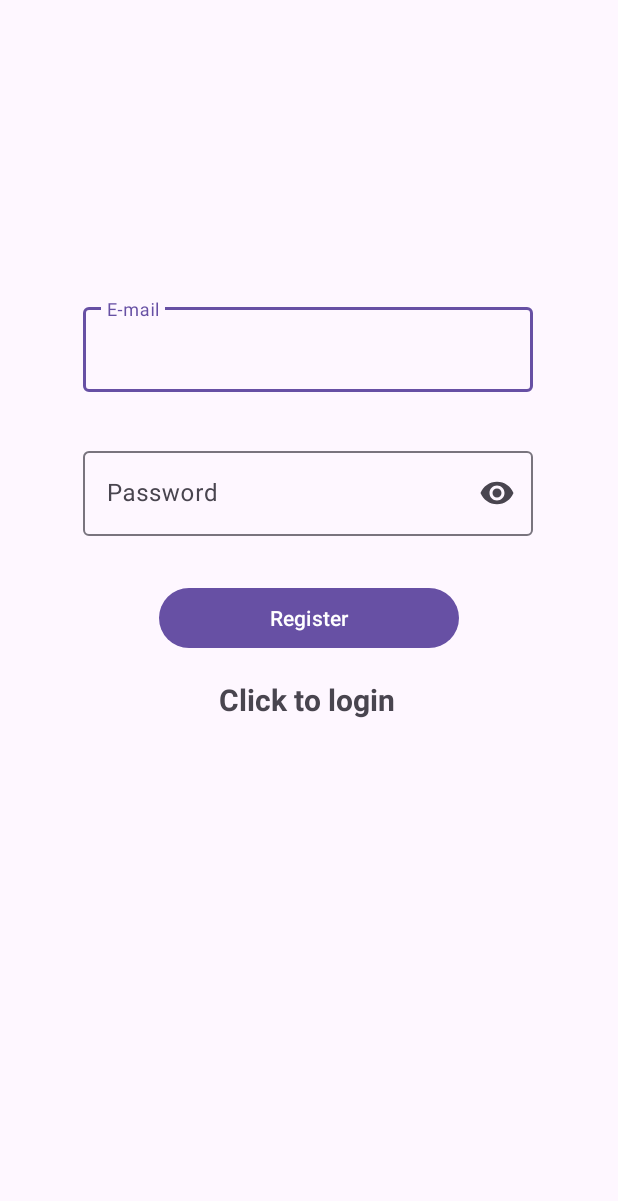
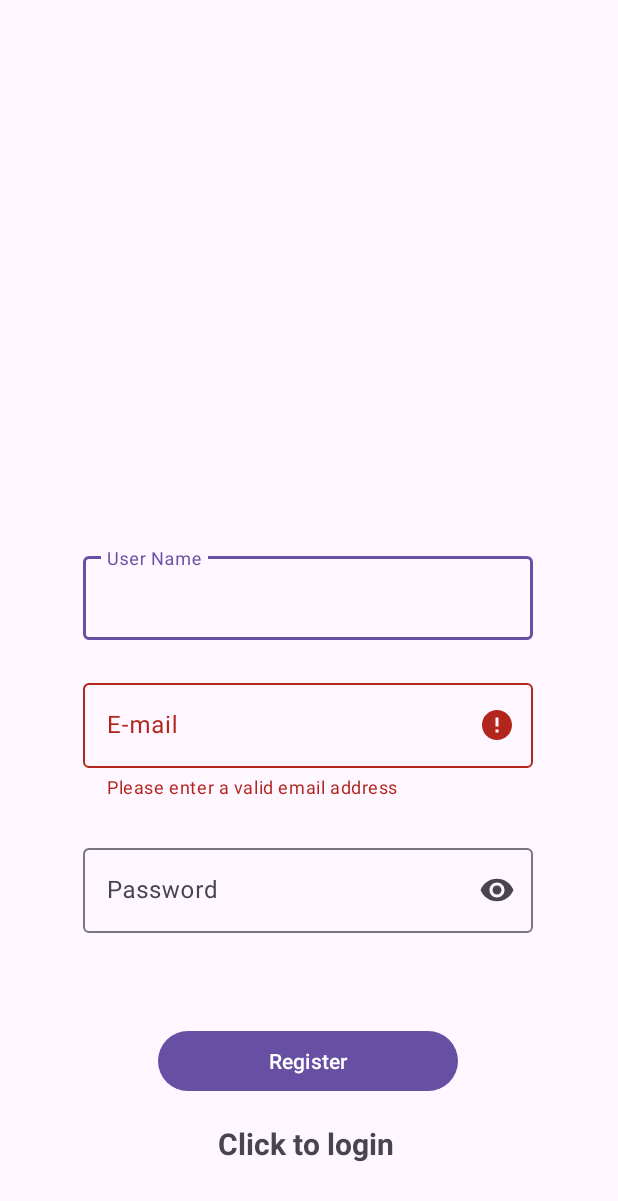
Before and after one commit to NuwanOnGit/androidapp, an Android app: the Register screen opened directly, with no data from a screen before it, after a tap on "Register", on a phone screen of 412 x 824 dp. Shown: the top 1201 px of the screen. Run offline under Robolectric (Android 15) with nearby library versions, the phone set to English and light mode, and no system bars; our stand-ins replace Firebase (no records; nobody signed in at launch, a user with empty details on screens opened directly).

```diff
--- a/app/src/main/AndroidManifest.xml
+++ b/app/src/main/AndroidManifest.xml
@@ -44,7 +44,8 @@
         </activity>
         <activity
             android:name=".MainActivity"
-            android:exported="true">
+            android:exported="true"
+            >
 
             <!-- <intent-filter> -->
             <!-- <action android:name="android.intent.action.MAIN" /> -->
--- a/app/src/main/java/com/example/androidapp/AddEvents.java
+++ b/app/src/main/java/com/example/androidapp/AddEvents.java
@@ -73,8 +73,6 @@ public class AddEvents extends AppCompatActivity {
                 // Get the current user's ID
                 String eventUid = FirebaseAuth.getInstance().getCurrentUser().getUid();
                 String eventJoinedUid="";
-
-
 
                 // Get a reference to the database
                 FirebaseDatabase database = FirebaseDatabase.getInstance();
@@ -172,7 +170,6 @@ public class AddEvents extends AppCompatActivity {
                                                   int monthOfYear, int dayOfMonth) {
                                 // on below line we are setting date to our text view.
                                 dateEditText.setText(dayOfMonth + "-" + (monthOfYear + 1) + "-" + year);
-
                             }
                         },
                         // on below line we are passing year,
--- a/app/src/main/java/com/example/androidapp/Register.java
+++ b/app/src/main/java/com/example/androidapp/Register.java
@@ -16,6 +16,7 @@ import android.widget.Toast;
 import com.google.android.gms.tasks.OnCompleteListener;
 import com.google.android.gms.tasks.Task;
 import com.google.android.material.textfield.TextInputEditText;
+import com.google.android.material.textfield.TextInputLayout;
 import com.google.firebase.auth.AuthResult;
 import com.google.firebase.auth.FirebaseAuth;
 import com.google.firebase.auth.FirebaseUser;
@@ -23,9 +24,11 @@ import com.google.firebase.database.DatabaseReference;
 import com.google.firebase.database.FirebaseDatabase;
 import com.google.firebase.ktx.Firebase;
 
+import java.util.regex.Pattern;
+
 public class Register extends AppCompatActivity {
 
-    TextInputEditText editTextEmail, editTextPassword;
+    TextInputEditText editTextEmail, editTextPassword,editTextUserName;
     Button buttonReg;
     FirebaseAuth mAuth;
     ProgressBar progressBar;
@@ -52,11 +55,10 @@ public class Register extends AppCompatActivity {
         mAuth= FirebaseAuth.getInstance(); // Initialize Firebase Auth
         editTextEmail = findViewById(R.id.email);
         editTextPassword = findViewById(R.id.password);
+        editTextUserName = findViewById(R.id.userName);
         buttonReg = findViewById(R.id.btn_register);
         progressBar = findViewById(R.id.progressBar);
         textView = findViewById(R.id.loginNow);//text view
-
-
         //set on click listener for text view
         textView.setOnClickListener(new View.OnClickListener() {
             @Override
@@ -71,17 +73,39 @@ public class Register extends AppCompatActivity {
         buttonReg.setOnClickListener(new View.OnClickListener() {
             @Override
             public void onClick(View view) {
-                progressBar.setVisibility(View.VISIBLE);
+                //progressBar.setVisibility(View.VISIBLE);
 
                 String email = editTextEmail.getText().toString().trim(); // trim() removes leading and trailing spaces
                 String password = editTextPassword.getText().toString().trim();
+                String userName = editTextUserName.getText().toString().trim();
 
-                //checking if email or password is empty
-                if(TextUtils.isEmpty(email) || TextUtils.isEmpty(password)){
-                    Toast.makeText(Register.this, "Please enter both email and password", Toast.LENGTH_SHORT).show();
-                    progressBar.setVisibility(View.GONE);
+                TextInputLayout emailInputLayout = findViewById(R.id.emailInputLayout);
+                TextInputLayout passwordInputLayout = findViewById(R.id.passwordInputLayout);
+                TextInputLayout usernameInputLayout = findViewById(R.id.usernameInputLayout);
+
+                // Checking if email is empty and matches the valid email pattern
+                if (TextUtils.isEmpty(email) || !isValidEmail(email)) {
+                    emailInputLayout.setError("Please enter a valid email address");
                     return;
+                } else {
+                    emailInputLayout.setError(null); // Clear the error
                 }
+
+                // Checking if password is empty and matches the valid password pattern
+                if (TextUtils.isEmpty(password) || !isValidPassword(password)) {
+                    passwordInputLayout.setError("Password must be at least 8 characters long and contain one digit, one capital letter, and one special character");
+                    return;
+                } else {
+                    passwordInputLayout.setError(null); // Clear the error
+                }
+                // Validate username
+                if (TextUtils.isEmpty(userName) || !isValidUsername(userName)) {
+                    usernameInputLayout.setError("Username must contain at least 4 letters");
+                    return;
+                } else {
+                    usernameInputLayout.setError(null); // Clear the error
+                }
+
 
                 mAuth.createUserWithEmailAndPassword(email, password)
                         .addOnCompleteListener(new OnCompleteListener<AuthResult>() {
@@ -91,23 +115,18 @@ public class Register extends AppCompatActivity {
                                 if (task.isSuccessful()) {
                                     // Get the UID of the registered user
                                     String uid = mAuth.getCurrentUser().getUid();
-
                                     // Store user information under 'users' node with UID as the key
                                     DatabaseReference usersRef = FirebaseDatabase.getInstance().getReference().child("users").child(uid);
                                     usersRef.child("userEmail").setValue(email);
                                     // You can add more user data to the database if needed
-                                    usersRef.child("userName").setValue("");
+                                    usersRef.child("userName").setValue(userName);
                                     usersRef.child("userDp").setValue("");
                                     usersRef.child("userBio").setValue("");
                                     usersRef.child("userPhone").setValue("");
                                     usersRef.child("userLocation").setValue("");
                                     usersRef.child("userExpertise").setValue("");
-
-
-
                                     // Sign in success, update UI with the signed-in user's information
                                     Toast.makeText(Register.this, "Account Created Successfully", Toast.LENGTH_SHORT).show();
-
                                     // Start the login activity
                                     Intent intent = new Intent(getApplicationContext(), Login.class);
                                     startActivity(intent);
@@ -121,54 +140,23 @@ public class Register extends AppCompatActivity {
                         });
             }
 
-//            public void onClick(View view) {
-//                progressBar.setVisibility(View.VISIBLE);
-//
-//                String email = editTextEmail.getText().toString().trim(); // trim() removes leading and trailing spaces
-//                String password = editTextPassword.getText().toString().trim();
-//
-//
-//                //chechikng if email is empty
-//                if(TextUtils.isEmpty(email)){
-//                    Toast.makeText(Register.this, "Please enter email", Toast.LENGTH_SHORT).show();
-//                    return;
-//                }
-//                //checking if password is empty
-//                if(TextUtils.isEmpty(password)){
-//                    Toast.makeText(Register.this, "Please enter password", Toast.LENGTH_SHORT).show();
-//                    return;
-//                }
-//
-//                mAuth.createUserWithEmailAndPassword(email, password)
-//                        .addOnCompleteListener( new OnCompleteListener<AuthResult>() {
-//                            @Override
-//                            public void onComplete(@NonNull Task<AuthResult> task) {
-//                                progressBar.setVisibility(View.GONE); // set visibility to gone
-//                                if (task.isSuccessful()) {
-//
-//                                    // Sign in success, update UI with the signed-in user's information
-//                                    //Log.d(TAG, "createUserWithEmail:success");
-//                                    //FirebaseUser user = mAuth.getCurrentUser();
-//                                    //updateUI(user);
-//
-//                                    Toast.makeText(Register.this, "Account Created Successfully",
-//                                            Toast.LENGTH_SHORT).show();
-//                                    //start login activity
-//                                    Intent intent = new Intent(getApplicationContext(), Login.class);
-//                                    startActivity(intent);
-//                                    finish();
-//
-//                                } else {
-//                                    // If sign in fails, display a message to the user.
-//                                    //Log.w(TAG, "createUserWithEmail:failure", task.getException());
-//                                    Toast.makeText(Register.this, "Authentication failed.",
-//                                            Toast.LENGTH_SHORT).show();
-//                                    //updateUI(null);
-//                                }
-//                            }
-//                        });
-//            }
+            // Email validation using regex
+            private boolean isValidEmail(CharSequence target) {
+                return android.util.Patterns.EMAIL_ADDRESS.matcher(target).matches();
+            }
+            // Password validation using regex
+            private boolean isValidPassword(CharSequence password) {
+                String passwordPattern = "^(?=.*[0-9])(?=.*[A-Z])(?=.*[@#$%^&+=!])(?=\\S+$).{8,}$";
+                // Password should contain at least one digit, one capital letter, one special character,
+                // no whitespace, and at least 8 characters long
+                return Pattern.compile(passwordPattern).matcher(password).matches();
+            }
+            // Username validation using regex
+            private boolean isValidUsername(String username) {
+                // Username must contain at least 4 characters and only capital and simple letters are allowed
+                String usernamePattern = "^[a-zA-Z\\s]{4,}$";
+                return Pattern.compile(usernamePattern).matcher(username).matches();
+            }
         });
-
     }
 }
--- a/app/src/main/res/layout/activity_register.xml
+++ b/app/src/main/res/layout/activity_register.xml
@@ -6,15 +6,37 @@
     android:layout_height="match_parent"
     android:gravity="center"
     android:orientation="vertical"
-    tools:context=".Register">
+    tools:context=".Register"
+    tools:layout_editor_absoluteX="0dp"
+    tools:layout_editor_absoluteY="2dp">
 
     <!--    E-mail field-->
 
-    <!--password field-->
-
     <com.google.android.material.textfield.TextInputLayout
 
-        android:id="@+id/textInputLayout"
+        android:id="@+id/usernameInputLayout"
+        android:layout_width="300dp"
+        android:layout_height="wrap_content"
+        android:hint="User Name"
+        app:layout_constraintBottom_toBottomOf="parent"
+        app:layout_constraintEnd_toEndOf="parent"
+        app:layout_constraintHorizontal_bias="0.495"
+        app:layout_constraintStart_toStartOf="parent"
+        app:layout_constraintTop_toTopOf="parent"
+        app:layout_constraintVertical_bias="0.479">
+
+        <com.google.android.material.textfield.TextInputEditText
+            android:id="@+id/userName"
+            android:layout_width="match_parent"
+            android:layout_height="56dp" />
+
+    </com.google.android.material.textfield.TextInputLayout>
+
+
+    <!--password field-->
+    <com.google.android.material.textfield.TextInputLayout
+
+        android:id="@+id/emailInputLayout"
         android:layout_width="300dp"
         android:layout_height="wrap_content"
         android:hint="E-mail"
@@ -23,7 +45,7 @@
         app:layout_constraintHorizontal_bias="0.495"
         app:layout_constraintStart_toStartOf="parent"
         app:layout_constraintTop_toTopOf="parent"
-        app:layout_constraintVertical_bias="0.262">
+        app:layout_constraintVertical_bias="0.607">
 
         <com.google.android.material.textfield.TextInputEditText
             android:id="@+id/email"
@@ -34,9 +56,9 @@
 
     <com.google.android.material.textfield.TextInputLayout
 
-        android:id="@+id/textInputLayout2"
+        android:id="@+id/passwordInputLayout"
         android:layout_width="300dp"
-        android:layout_height="wrap_content"
+        android:layout_height="115dp"
         android:hint="Password"
         app:endIconMode="password_toggle"
         app:layout_constraintBottom_toBottomOf="parent"
@@ -44,7 +66,7 @@
         app:layout_constraintHorizontal_bias="0.495"
         app:layout_constraintStart_toStartOf="parent"
         app:layout_constraintTop_toTopOf="parent"
-        app:layout_constraintVertical_bias="0.388">
+        app:layout_constraintVertical_bias="0.79">
 
         <com.google.android.material.textfield.TextInputEditText
             android:id="@+id/password"
@@ -54,8 +76,6 @@
 
     </com.google.android.material.textfield.TextInputLayout>
 
-
-    <!--    progress bar-->
     <ProgressBar
         android:id="@+id/progressBar"
         android:layout_width="wrap_content"
@@ -74,8 +94,10 @@
         android:text="Register"
         app:layout_constraintBottom_toBottomOf="parent"
         app:layout_constraintEnd_toEndOf="parent"
+        app:layout_constraintHorizontal_bias="0.497"
         app:layout_constraintStart_toStartOf="parent"
-        app:layout_constraintTop_toTopOf="parent" />
+        app:layout_constraintTop_toTopOf="parent"
+        app:layout_constraintVertical_bias="0.881" />
 
     <TextView
         android:id="@+id/loginNow"
@@ -86,10 +108,10 @@
         android:textStyle="bold"
         app:layout_constraintBottom_toBottomOf="parent"
         app:layout_constraintEnd_toEndOf="parent"
-        app:layout_constraintHorizontal_bias="0.5"
+        app:layout_constraintHorizontal_bias="0.498"
         app:layout_constraintStart_toStartOf="parent"
         app:layout_constraintTop_toTopOf="parent"
-        app:layout_constraintVertical_bias="0.573" />
+        app:layout_constraintVertical_bias="0.948" />
 
 
 </androidx.constraintlayout.widget.ConstraintLayout>
```
Also changed, not shown: app/src/main/java/com/example/androidapp/Login.java (+39 -8 lines), app/src/main/java/com/example/androidapp/MainActivity.java (+9 -21 lines), app/src/main/res/layout/activity_add_events.xml (+6 -18 lines), app/src/main/res/layout/activity_login.xml (+12 -10 lines), app/src/main/res/layout/activity_main.xml (+7 -5 lines).
